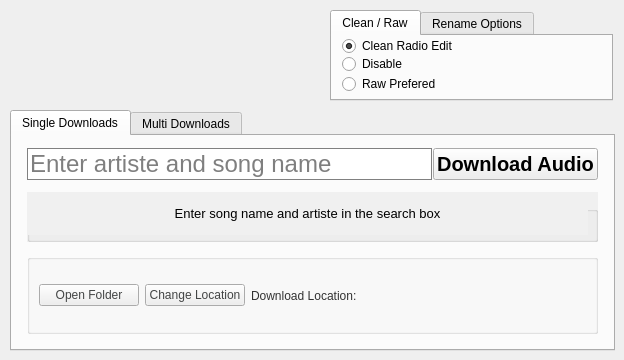
Above: MainUiWindow.ui from ktappdev/YTDownloader_PYQT5 before the change. Below: the same form after it.
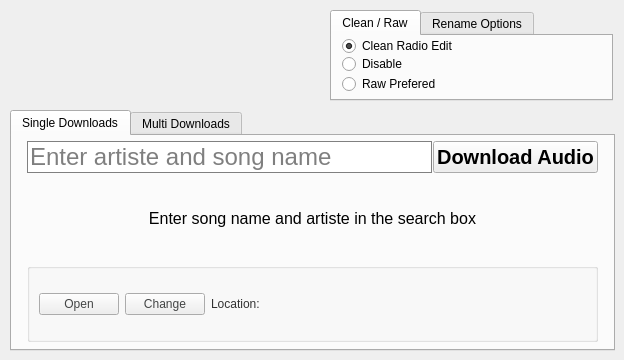
That is the form after the change. Icons and pictures are not drawn.

Commit message: changed slash direction

```diff
--- a/MainUiWindow.ui
+++ b/MainUiWindow.ui
@@ -270,38 +270,11 @@
         </layout>
        </item>
        <item>
-        <widget class="QGroupBox" name="groupBox_2">
-         <property name="maximumSize">
-          <size>
-           <width>16777215</width>
-           <height>50</height>
-          </size>
-         </property>
-         <property name="styleSheet">
-          <string notr="true">background-color: rgb(240, 240, 240);</string>
-         </property>
-         <property name="title">
-          <string>Progress</string>
-         </property>
-         <property name="alignment">
-          <set>Qt::AlignLeading|Qt::AlignLeft|Qt::AlignVCenter</set>
-         </property>
-         <property name="flat">
-          <bool>false</bool>
-         </property>
          <widget class="QLabel" name="update_label">
-          <property name="geometry">
-           <rect>
-            <x>0</x>
-            <y>0</y>
-            <width>561</width>
-            <height>43</height>
-           </rect>
-          </property>
           <property name="font">
            <font>
             <family>Arial</family>
-            <pointsize>10</pointsize>
+           <pointsize>12</pointsize>
            </font>
           </property>
           <property name="styleSheet">
@@ -329,7 +302,6 @@
            <bool>false</bool>
           </property>
          </widget>
-        </widget>
        </item>
        <item>
         <widget class="QGroupBox" name="groupBox">
@@ -344,7 +316,7 @@
            <widget class="QPushButton" name="open_folder">
             <property name="maximumSize">
              <size>
-              <width>100</width>
+              <width>80</width>
               <height>16777215</height>
              </size>
             </property>
@@ -357,7 +329,7 @@
              <string notr="true">color: rgb(67, 69, 69);</string>
             </property>
             <property name="text">
-             <string>Open Folder</string>
+             <string>Open</string>
             </property>
             <property name="autoDefault">
              <bool>false</bool>
@@ -374,7 +346,7 @@
            <widget class="QPushButton" name="change_location_button">
             <property name="maximumSize">
              <size>
-              <width>100</width>
+              <width>80</width>
               <height>16777215</height>
              </size>
             </property>
@@ -387,7 +359,7 @@
              <string notr="true">color: rgb(67, 69, 69);</string>
             </property>
             <property name="text">
-             <string>Change Location</string>
+             <string>Change</string>
             </property>
             <property name="flat">
              <bool>false</bool>
@@ -408,11 +380,14 @@
              <enum>QFrame::NoFrame</enum>
             </property>
             <property name="text">
-             <string>Download Location:</string>
+             <string>Location:</string>
             </property>
             <property name="alignment">
              <set>Qt::AlignLeading|Qt::AlignLeft|Qt::AlignVCenter</set>
             </property>
+            <property name="wordWrap">
+             <bool>true</bool>
+            </property>
            </widget>
           </item>
          </layout>
```
Lines whose indentation alone changed are shown as unchanged. The commit also changes 1 other file.
